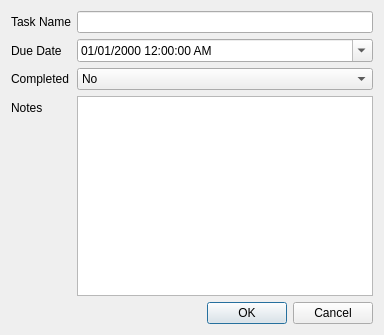
Above: insertitem.ui from computerfr33k/To-Do-List-Manager before the change. Below: the same form after it.
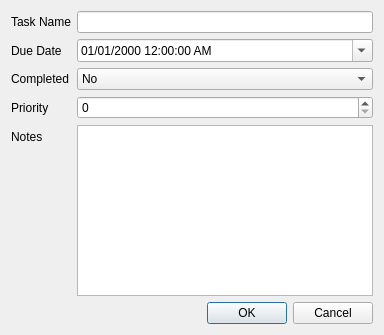
That is the form after the change.

Commit message: Implemented Task Priority

Diff of the .ui file:
```diff
--- a/insertitem.ui
+++ b/insertitem.ui
@@ -64,16 +64,26 @@
        </item>
       </widget>
      </item>
-     <item row="3" column="0">
+     <item row="4" column="0">
       <widget class="QLabel" name="label_4">
        <property name="text">
         <string>Notes</string>
        </property>
       </widget>
      </item>
-     <item row="3" column="1">
+     <item row="4" column="1">
       <widget class="QPlainTextEdit" name="plainTextEdit"/>
      </item>
+     <item row="3" column="0">
+      <widget class="QLabel" name="label_5">
+       <property name="text">
+        <string>Priority</string>
+       </property>
+      </widget>
+     </item>
+     <item row="3" column="1">
+      <widget class="QSpinBox" name="priority"/>
+     </item>
     </layout>
    </item>
    <item row="1" column="0">
```
The commit also changes 12 other files.
